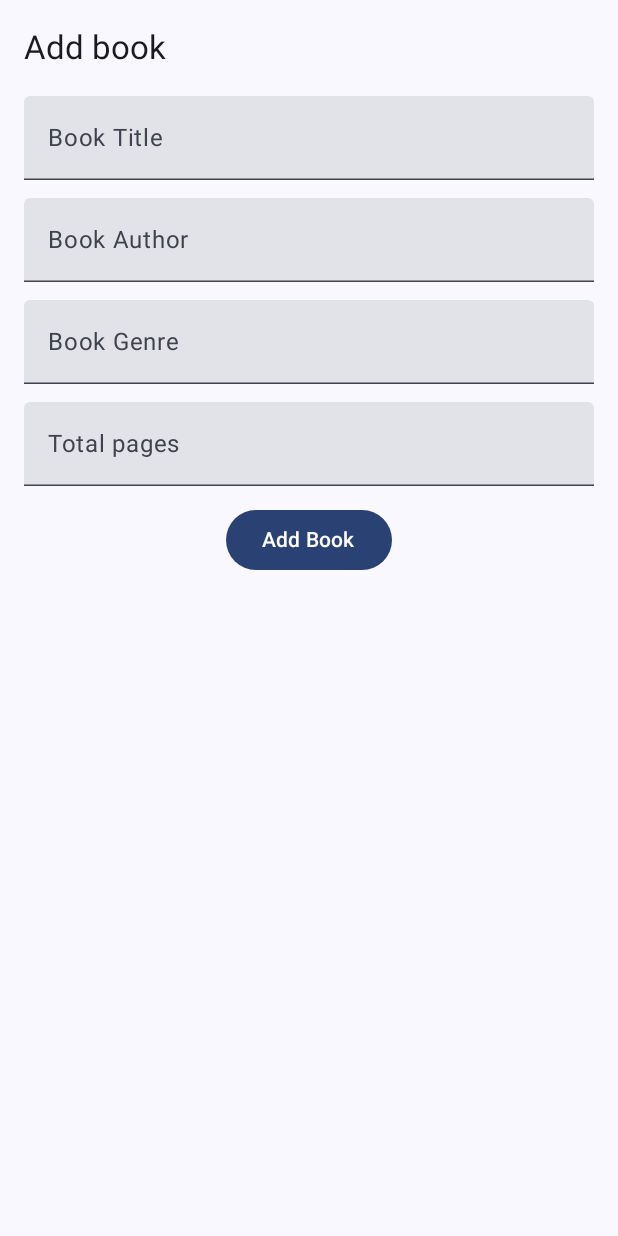
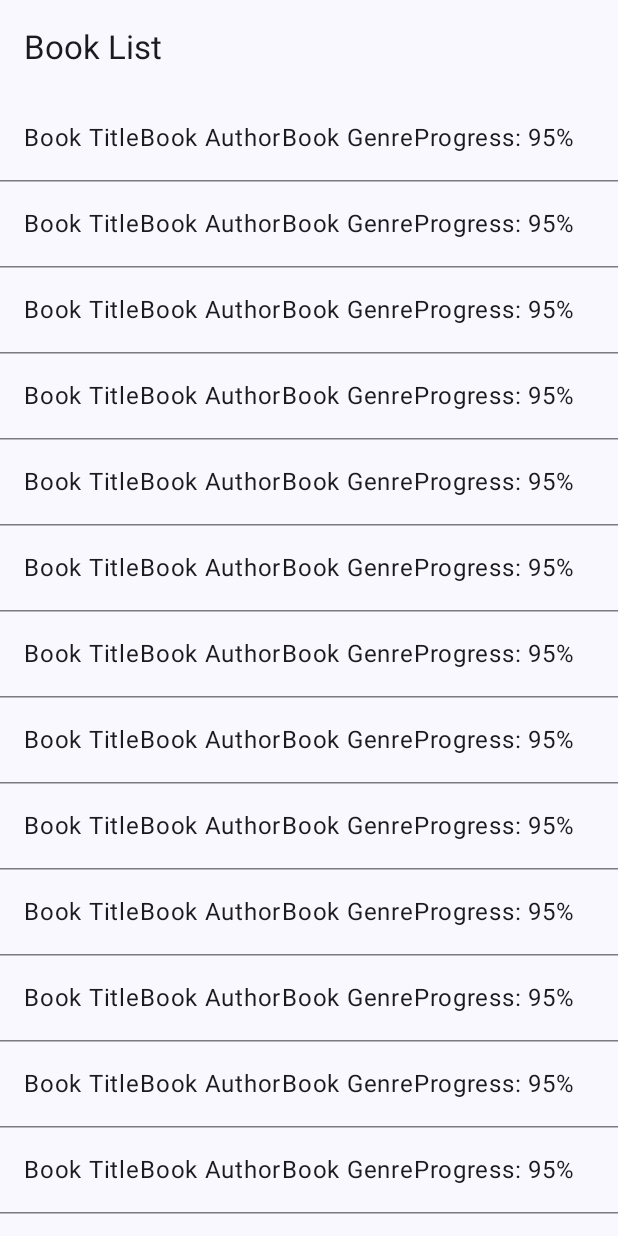
Before and after one commit to b-sass/LibraryManagementSystem, an Android app built with Jetpack Compose: the screen it shows after launch (MainActivity), on a phone screen of 412 x 824 dp. Run offline under Robolectric (Android 15) with nearby library versions, the phone set to English and light mode, and no system bars; our stand-ins replace Room's generated code.

```diff
--- a/app/build.gradle.kts
+++ b/app/build.gradle.kts
@@ -3,6 +3,9 @@ plugins {
     alias(libs.plugins.kotlin.android)
     alias(libs.plugins.kotlin.compose)
     id("com.google.devtools.ksp")
+    // Navigation
+    alias(libs.plugins.kotlin.serialization) //?
+
 }
 
 android {
@@ -66,4 +69,5 @@ dependencies {
 
     // Navigation
     implementation(libs.androidx.navigation.compose)
+    implementation(libs.kotlinx.serialization.json) //?
 }
--- a/app/src/main/java/com/example/bookmanagementsystem/MainActivity.kt
+++ b/app/src/main/java/com/example/bookmanagementsystem/MainActivity.kt
@@ -4,17 +4,10 @@ import android.os.Bundle
 import androidx.activity.ComponentActivity
 import androidx.activity.compose.setContent
 import androidx.activity.enableEdgeToEdge
-import androidx.compose.foundation.layout.Column
-import androidx.compose.foundation.layout.fillMaxSize
-import androidx.compose.foundation.layout.padding
-import androidx.compose.material3.Scaffold
-import androidx.compose.material3.Text
-import androidx.compose.runtime.Composable
-import androidx.compose.ui.Modifier
-import androidx.compose.ui.tooling.preview.Preview
-import androidx.compose.ui.unit.dp
+import com.example.bookmanagementsystem.navigation.AppNavigation
 import com.example.bookmanagementsystem.ui.theme.BookManagementSystemTheme
 import com.example.bookmanagementsystem.view.BookAddView
+import com.example.bookmanagementsystem.view.BookListView
 
 class MainActivity : ComponentActivity() {
     override fun onCreate(savedInstanceState: Bundle?) {
@@ -22,7 +15,7 @@ class MainActivity : ComponentActivity() {
         enableEdgeToEdge()
         setContent {
             BookManagementSystemTheme {
-                BookAddView()
+                AppNavigation(applicationContext)
             }
         }
     }
--- /dev/null
+++ b/app/src/main/java/com/example/bookmanagementsystem/navigation/AppNavigation.kt
@@ -0,0 +1,29 @@
+package com.example.bookmanagementsystem.navigation
+
+import android.content.Context
+import androidx.compose.runtime.Composable
+import androidx.navigation.compose.NavHost
+import androidx.navigation.compose.composable
+import androidx.navigation.compose.rememberNavController
+import com.example.bookmanagementsystem.view.BookAddView
+import com.example.bookmanagementsystem.view.BookListView
+import kotlinx.serialization.Serializable
+
+@Composable
+fun AppNavigation(ctx: Context) {
+
+    val navController = rememberNavController()
+
+    NavHost(
+        navController = navController,
+        startDestination = BookList
+    ) {
+        composable<BookList> { BookListView(ctx, onBookItemClicked = {navController.navigate(BookAdd)}) }
+        composable<BookAdd> { BookAddView() }
+    }
+}
+
+@Serializable
+object BookList
+@Serializable
+object BookAdd
--- a/app/src/main/java/com/example/bookmanagementsystem/view/BookAddView.kt
+++ b/app/src/main/java/com/example/bookmanagementsystem/view/BookAddView.kt
@@ -14,7 +14,6 @@ import androidx.compose.material3.TextField
 import androidx.compose.material3.TopAppBar
 import androidx.compose.runtime.Composable
 import androidx.compose.runtime.getValue
-import androidx.compose.runtime.mutableIntStateOf
 import androidx.compose.runtime.mutableStateOf
 import androidx.compose.runtime.remember
 import androidx.compose.runtime.rememberCoroutineScope
--- /dev/null
+++ b/app/src/main/java/com/example/bookmanagementsystem/view/BookListView.kt
@@ -0,0 +1,53 @@
+package com.example.bookmanagementsystem.view
+
+import android.content.Context
+import androidx.compose.foundation.clickable
+import androidx.compose.foundation.layout.Row
+import androidx.compose.foundation.layout.padding
+import androidx.compose.foundation.lazy.LazyColumn
+import androidx.compose.material3.ExperimentalMaterial3Api
+import androidx.compose.material3.HorizontalDivider
+import androidx.compose.material3.Scaffold
+import androidx.compose.material3.Text
+import androidx.compose.material3.TopAppBar
+import androidx.compose.runtime.Composable
+import androidx.compose.ui.Modifier
+import androidx.compose.ui.unit.dp
+import androidx.room.Room
+import com.example.bookmanagementsystem.data.DatabaseInstance
+
+@OptIn(ExperimentalMaterial3Api::class)
+@Composable
+fun BookListView(ctx: Context, onBookItemClicked: () -> Unit) {
+
+    val db = DatabaseInstance.getDatabase(ctx);
+
+    Scaffold(
+        topBar = {
+            TopAppBar(
+                title = { Text("Book List") }
+            )
+        }
+    ) { innerPadding ->
+        LazyColumn(
+            modifier = Modifier
+                .padding(innerPadding)
+        ) {
+            items(50) { _ ->
+                Row(
+                    modifier = Modifier
+                        .padding(16.dp)
+                        .clickable {
+                            onBookItemClicked()
+                        }
+                ) {
+                    Text("Book Title")
+                    Text("Book Author")
+                    Text("Book Genre")
+                    Text("Progress: 95%")
+                }
+                HorizontalDivider()
+            }
+        }
+    }
+}
--- a/gradle/libs.versions.toml
+++ b/gradle/libs.versions.toml
@@ -10,10 +10,10 @@ activityCompose = "1.10.0"
 composeBom = "2024.04.01"
 navigationCompose = "2.8.7"
 roomRuntime = "2.6.1"
+serialization = "1.8.0" #?
 
 [libraries]
 androidx-core-ktx = { group = "androidx.core", name = "core-ktx", version.ref = "coreKtx" }
-androidx-navigation-compose = { module = "androidx.navigation:navigation-compose", version.ref = "navigationCompose" }
 androidx-room-compiler = { module = "androidx.room:room-compiler", version.ref = "roomRuntime" }
 androidx-room-ktx = { module = "androidx.room:room-ktx", version.ref = "roomRuntime" }
 androidx-room-runtime = { module = "androidx.room:room-runtime", version.ref = "roomRuntime" }
@@ -30,9 +30,13 @@ androidx-ui-tooling-preview = { group = "androidx.compose.ui", name = "ui-toolin
 androidx-ui-test-manifest = { group = "androidx.compose.ui", name = "ui-test-manifest" }
 androidx-ui-test-junit4 = { group = "androidx.compose.ui", name = "ui-test-junit4" }
 androidx-material3 = { group = "androidx.compose.material3", name = "material3" }
-
+#Navigation
+androidx-navigation-compose = { module = "androidx.navigation:navigation-compose", version.ref = "navigationCompose" }
+kotlinx-serialization-json = { module = "org.jetbrains.kotlinx:kotlinx-serialization-json", version.ref = "serialization"}
 
 [plugins]
 android-application = { id = "com.android.application", version.ref = "agp" }
 kotlin-android = { id = "org.jetbrains.kotlin.android", version.ref = "kotlin" }
 kotlin-compose = { id = "org.jetbrains.kotlin.plugin.compose", version.ref = "kotlin" }
+# Navigation
+kotlin-serialization = { id = "org.jetbrains.kotlin.plugin.serialization", version.ref = "kotlin" } #?
```
